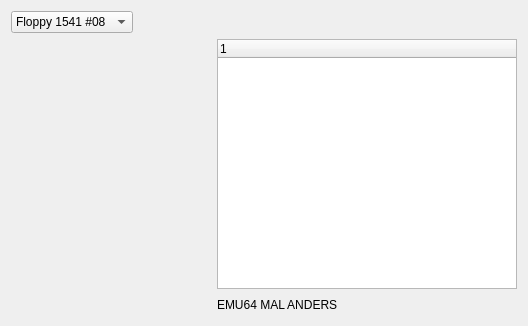
Qt form floppy_window.ui (ThKattanek/emu64) before a commit.
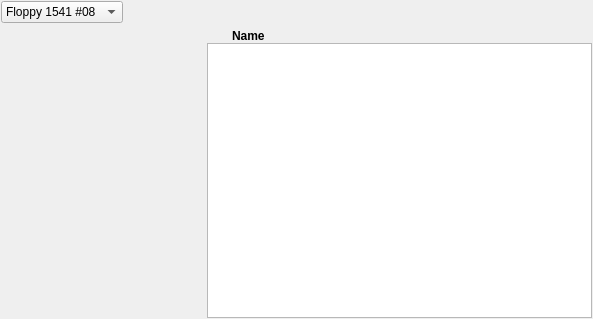
The same form after that commit. Custom widgets are drawn as their Qt base class.

```diff
--- a/floppy_window.ui
+++ b/floppy_window.ui
@@ -6,8 +6,8 @@
    <rect>
     <x>0</x>
     <y>0</y>
-    <width>518</width>
-    <height>290</height>
+    <width>593</width>
+    <height>319</height>
    </rect>
   </property>
   <property name="font">
@@ -21,10 +21,13 @@
    <string>Floppy 1541 II (Diskeditor)</string>
   </property>
   <layout class="QVBoxLayout" name="verticalLayout_4">
+   <property name="margin">
+    <number>1</number>
+   </property>
    <item>
     <layout class="QHBoxLayout" name="horizontalLayout_2">
      <property name="spacing">
-      <number>-1</number>
+      <number>0</number>
      </property>
      <item>
       <widget class="QComboBox" name="FloppySelect">
@@ -67,6 +70,9 @@
    </item>
    <item>
     <layout class="QHBoxLayout" name="horizontalLayout">
+     <property name="spacing">
+      <number>0</number>
+     </property>
      <item>
       <widget class="WidgetFileBrowse" name="FileBrowser" native="true">
        <property name="minimumSize">
@@ -79,46 +85,100 @@
      </item>
      <item>
       <layout class="QVBoxLayout" name="verticalLayout">
+       <property name="spacing">
+        <number>0</number>
+       </property>
+       <item>
+        <layout class="QHBoxLayout" name="horizontalLayout_3">
+         <property name="spacing">
+          <number>0</number>
+         </property>
+         <property name="sizeConstraint">
+          <enum>QLayout::SetDefaultConstraint</enum>
+         </property>
+         <item>
+          <spacer name="horizontalSpacer_2">
+           <property name="orientation">
+            <enum>Qt::Horizontal</enum>
+           </property>
+           <property name="sizeType">
+            <enum>QSizePolicy::Fixed</enum>
+           </property>
+           <property name="sizeHint" stdset="0">
+            <size>
+             <width>25</width>
+             <height>10</height>
+            </size>
+           </property>
+          </spacer>
+         </item>
+         <item>
+          <widget class="QLabel" name="label">
+           <property name="font">
+            <font>
+             <weight>75</weight>
+             <bold>true</bold>
+            </font>
+           </property>
+           <property name="text">
+            <string>Name</string>
+           </property>
+          </widget>
+         </item>
+        </layout>
+       </item>
        <item>
         <layout class="QVBoxLayout" name="verticalLayout_3">
+         <property name="spacing">
+          <number>0</number>
+         </property>
          <item>
-          <widget class="QTreeWidget" name="treeWidget">
+          <widget class="QTableWidget" name="D64Table">
            <property name="minimumSize">
             <size>
-             <width>300</width>
-             <height>250</height>
+             <width>385</width>
+             <height>0</height>
             </size>
            </property>
            <property name="maximumSize">
             <size>
-             <width>300</width>
+             <width>385</width>
              <height>16777215</height>
             </size>
            </property>
-           <column>
-            <property name="text">
-             <string notr="true">1</string>
-            </property>
-           </column>
+           <property name="focusPolicy">
+            <enum>Qt::NoFocus</enum>
+           </property>
+           <property name="selectionMode">
+            <enum>QAbstractItemView::SingleSelection</enum>
+           </property>
+           <property name="selectionBehavior">
+            <enum>QAbstractItemView::SelectItems</enum>
+           </property>
+           <property name="showGrid">
+            <bool>false</bool>
+           </property>
+           <attribute name="horizontalHeaderVisible">
+            <bool>false</bool>
+           </attribute>
+           <attribute name="horizontalHeaderHighlightSections">
+            <bool>false</bool>
+           </attribute>
+           <attribute name="verticalHeaderVisible">
+            <bool>false</bool>
+           </attribute>
+           <attribute name="verticalHeaderHighlightSections">
+            <bool>false</bool>
+           </attribute>
           </widget>
          </item>
         </layout>
        </item>
        <item>
         <layout class="QVBoxLayout" name="verticalLayout_2">
-         <item>
-          <widget class="QLabel" name="label">
-           <property name="minimumSize">
-            <size>
-             <width>100</width>
-             <height>20</height>
-            </size>
-           </property>
-           <property name="text">
-            <string>EMU64 MAL ANDERS</string>
-           </property>
-          </widget>
-         </item>
+         <property name="spacing">
+          <number>0</number>
+         </property>
         </layout>
        </item>
       </layout>
```
